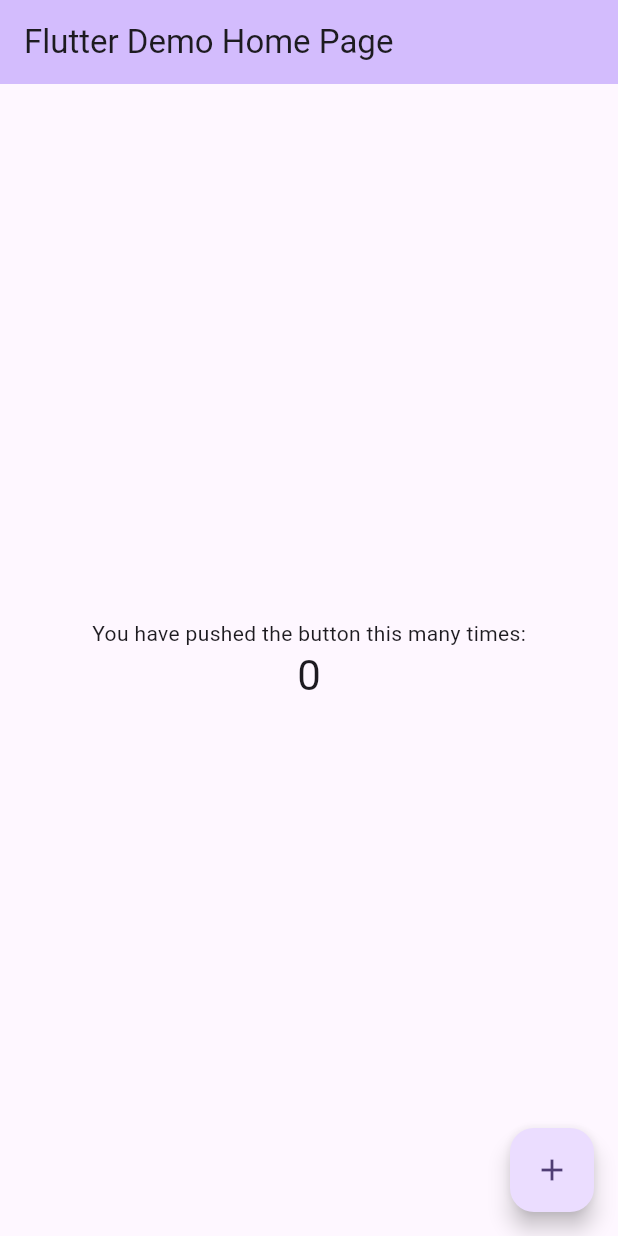
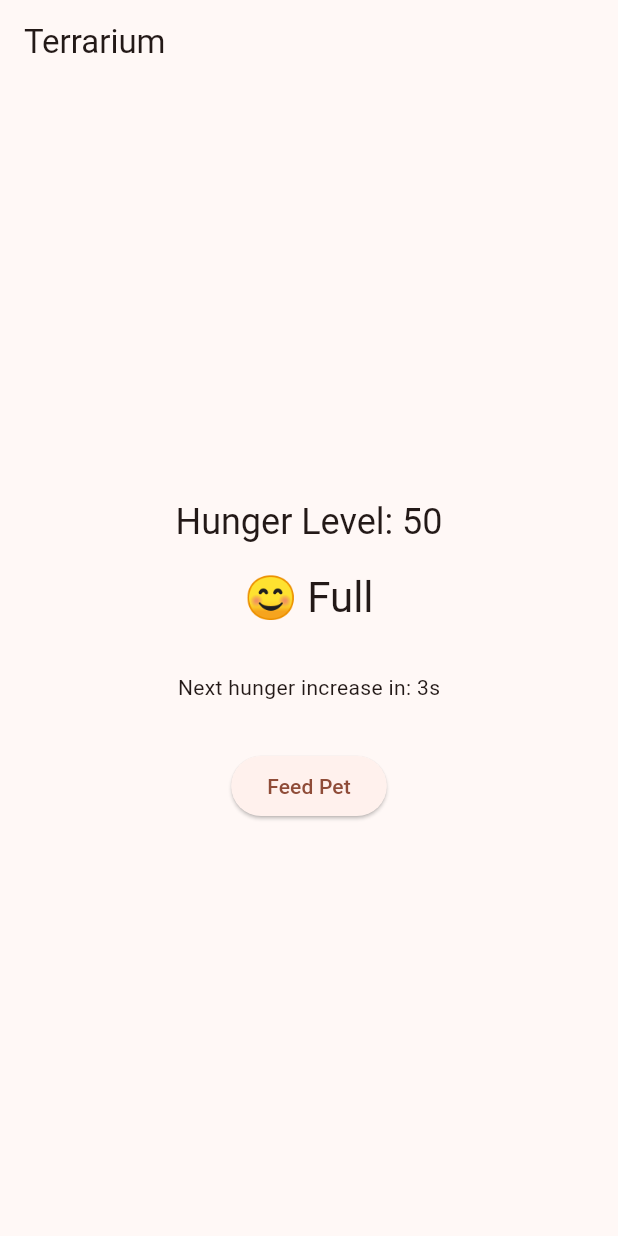
Before and after one commit to aiboo-labs/mobile-terrarium, a Flutter app: the screen it shows after launch, on a phone screen of 412 x 824 dp. Run offline on Flutter 3.47's test engine with Material 3 defaults, Android fonts, the phone set to English and light mode, and no system bars.

Commit message:
feat: base feature of Aiboo Terrarium

```diff
--- /dev/null
+++ b/devtools_options.yaml
@@ -0,0 +1,3 @@
+description: This file stores settings for Dart & Flutter DevTools.
+documentation: https://docs.flutter.dev/tools/devtools/extensions#configure-extension-enablement-states
+extensions:
--- a/lib/main.dart
+++ b/lib/main.dart
@@ -1,121 +1,25 @@
 import 'package:flutter/material.dart';
+import 'package:provider/provider.dart';
+import 'providers/pet_provider.dart';
+import 'screens/home_screen.dart';
 
 void main() {
-  runApp(const MyApp());
+  runApp(MyApp());
 }
 
 class MyApp extends StatelessWidget {
   const MyApp({super.key});
 
-  // This widget is the root of your application.
   @override
   Widget build(BuildContext context) {
-    return MaterialApp(
-      title: 'Flutter Demo',
-      theme: ThemeData(
-        // This is the theme of your application.
-        //
-        // TRY THIS: Try running your application with "flutter run". You'll see
-        // the application has a purple toolbar. Then, without quitting the app,
-        // try changing the seedColor in the colorScheme below to Colors.green
-        // and then invoke "hot reload" (save your changes or press the "hot
-        // reload" button in a Flutter-supported IDE, or press "r" if you used
-        // the command line to start the app).
-        //
-        // Notice that the counter didn't reset back to zero; the application
-        // state is not lost during the reload. To reset the state, use hot
-        // restart instead.
-        //
-        // This works for code too, not just values: Most code changes can be
-        // tested with just a hot reload.
-        colorScheme: .fromSeed(seedColor: Colors.deepPurple),
-      ),
-      home: const MyHomePage(title: 'Flutter Demo Home Page'),
-    );
-  }
-}
-
-class MyHomePage extends StatefulWidget {
-  const MyHomePage({super.key, required this.title});
-
-  // This widget is the home page of your application. It is stateful, meaning
-  // that it has a State object (defined below) that contains fields that affect
-  // how it looks.
-
-  // This class is the configuration for the state. It holds the values (in this
-  // case the title) provided by the parent (in this case the App widget) and
-  // used by the build method of the State. Fields in a Widget subclass are
-  // always marked "final".
-
-  final String title;
-
-  @override
-  State<MyHomePage> createState() => _MyHomePageState();
-}
-
-class _MyHomePageState extends State<MyHomePage> {
-  int _counter = 0;
-
-  void _incrementCounter() {
-    setState(() {
-      // This call to setState tells the Flutter framework that something has
-      // changed in this State, which causes it to rerun the build method below
-      // so that the display can reflect the updated values. If we changed
-      // _counter without calling setState(), then the build method would not be
-      // called again, and so nothing would appear to happen.
-      _counter++;
-    });
-  }
-
-  @override
-  Widget build(BuildContext context) {
-    // This method is rerun every time setState is called, for instance as done
-    // by the _incrementCounter method above.
-    //
-    // The Flutter framework has been optimized to make rerunning build methods
-    // fast, so that you can just rebuild anything that needs updating rather
-    // than having to individually change instances of widgets.
-    return Scaffold(
-      appBar: AppBar(
-        // TRY THIS: Try changing the color here to a specific color (to
-        // Colors.amber, perhaps?) and trigger a hot reload to see the AppBar
-        // change color while the other colors stay the same.
-        backgroundColor: Theme.of(context).colorScheme.inversePrimary,
-        // Here we take the value from the MyHomePage object that was created by
-        // the App.build method, and use it to set our appbar title.
-        title: Text(widget.title),
-      ),
-      body: Center(
-        // Center is a layout widget. It takes a single child and positions it
-        // in the middle of the parent.
-        child: Column(
-          // Column is also a layout widget. It takes a list of children and
-          // arranges them vertically. By default, it sizes itself to fit its
-          // children horizontally, and tries to be as tall as its parent.
-          //
-          // Column has various properties to control how it sizes itself and
-          // how it positions its children. Here we use mainAxisAlignment to
-          // center the children vertically; the main axis here is the vertical
-          // axis because Columns are vertical (the cross axis would be
-          // horizontal).
-          //
-          // TRY THIS: Invoke "debug painting" (choose the "Toggle Debug Paint"
-          // action in the IDE, or press "p" in the console), to see the
-          // wireframe for each widget.
-          mainAxisAlignment: .center,
-          children: [
-            const Text('You have pushed the button this many times:'),
-            Text(
-              '$_counter',
-              style: Theme.of(context).textTheme.headlineMedium,
-            ),
-          ],
+    return ChangeNotifierProvider(
+      create: (context) => PetProvider(),
+      child: MaterialApp(
+        title: 'Aiboo Terrarium',
+        theme: ThemeData(
+          colorScheme: ColorScheme.fromSeed(seedColor: Colors.deepOrange),
         ),
-      ),
-      floatingActionButton: FloatingActionButton(
-        onPressed: _incrementCounter,
-        tooltip: 'Increment',
-        child: const Icon(Icons.add),
+        home: HomeScreen(),
       ),
     );
   }
--- /dev/null
+++ b/lib/models/pet.dart
@@ -0,0 +1,46 @@
+enum PetState { hungry, full }
+
+class Pet {
+  final String id;
+  final String name;
+  int hunger; // 0-100 (0 = full, 100 = hungry)
+  DateTime createdAt;
+
+  Pet({
+    required this.id,
+    required this.name,
+    this.hunger = 50,
+    DateTime? createdAt,
+  })  : createdAt = createdAt ?? DateTime.now();
+
+  // Determine pet's current state
+  PetState get state {
+    if (hunger > 70) return PetState.hungry;
+    return PetState.full;
+  }
+
+  // Increase hunger over time
+  void increaseHunger({int amount = 5}) {
+    hunger = (hunger + amount).clamp(0, 100);
+  }
+
+  // Convert to JSON for persistence
+  Map<String, dynamic> toJson() {
+    return {
+      'id': id,
+      'name': name,
+      'hunger': hunger,
+      'createdAt': createdAt.toIso8601String(),
+    };
+  }
+
+  // Create from JSON
+  factory Pet.fromJson(Map<String, dynamic> json) {
+    return Pet(
+      id: json['id'] as String,
+      name: json['name'] as String,
+      hunger: json['hunger'] as int? ?? 50,
+      createdAt: DateTime.parse(json['createdAt'] as String),
+    );
+  }
+}
--- /dev/null
+++ b/lib/providers/pet_provider.dart
@@ -0,0 +1,47 @@
+import 'dart:async';
+import 'package:flutter/material.dart';
+import '../models/pet.dart';
+
+class PetProvider extends ChangeNotifier {
+  late Pet _pet;
+  Timer? _hungerTimer;
+  int _secondsUntilNextHungerIncrease = 10;
+
+  PetProvider() {
+    // Initialize with a new pet
+    _pet = Pet(
+      id: 'pet_001',
+      name: 'Terrarium',
+      hunger: 50,
+    );
+    _startHungerTimer();
+  }
+
+  Pet get pet => _pet;
+  int get secondsUntilNextHungerIncrease => _secondsUntilNextHungerIncrease;
+
+  // Start timer to increase hunger every 10 seconds
+  void _startHungerTimer() {
+    _hungerTimer = Timer.periodic(Duration(seconds: 1), (_) {
+      if (_secondsUntilNextHungerIncrease < 0) {
+        _pet.increaseHunger(amount: 5);
+        _secondsUntilNextHungerIncrease = 10;
+      }
+
+      _secondsUntilNextHungerIncrease--;
+      notifyListeners();
+    });
+  }
+
+  // User feeds the pet
+  void feedPet({int amountFed = 30}) {
+    _pet.hunger = (_pet.hunger - amountFed).clamp(0, 100);
+    notifyListeners();
+  }
+
+  @override
+  void dispose() {
+    _hungerTimer?.cancel();
+    super.dispose();
+  }
+}
--- /dev/null
+++ b/lib/screens/home_screen.dart
@@ -0,0 +1,47 @@
+import 'package:flutter/material.dart';
+import 'package:provider/provider.dart';
+import '../providers/pet_provider.dart';
+
+class HomeScreen extends StatelessWidget {
+  @override
+  Widget build(BuildContext context) {
+    var petProvider = context.watch<PetProvider>();
+    var pet = petProvider.pet;
+
+    return Scaffold(
+      appBar: AppBar(
+        title: Text('${pet.name}'),
+      ),
+      body: Center(
+        child: Column(
+          mainAxisAlignment: MainAxisAlignment.center,
+          children: [
+            Text(
+              'Hunger Level: ${pet.hunger}',
+              style: Theme.of(context).textTheme.headlineSmall,
+            ),
+            SizedBox(height: 16),
+            Text(
+              pet.state.toString() == 'PetState.hungry'
+                ? '😫 Hungry'
+                : '😊 Full',
+              style: Theme.of(context).textTheme.headlineMedium,
+            ),
+            SizedBox(height: 32),
+            Text(
+              'Next hunger increase in: ${petProvider.secondsUntilNextHungerIncrease}s',
+              style: Theme.of(context).textTheme.bodyMedium,
+            ),
+            SizedBox(height: 32),
+            ElevatedButton(
+              onPressed: () {
+                petProvider.feedPet();
+              },
+              child: Text('Feed Pet'),
+            ),
+          ],
+        ),
+      ),
+    );
+  }
+}
```
Also changed, not shown: analysis_options.yaml (+8 -2 lines), pubspec.yaml (+5 -74 lines), pubspec.lock.
